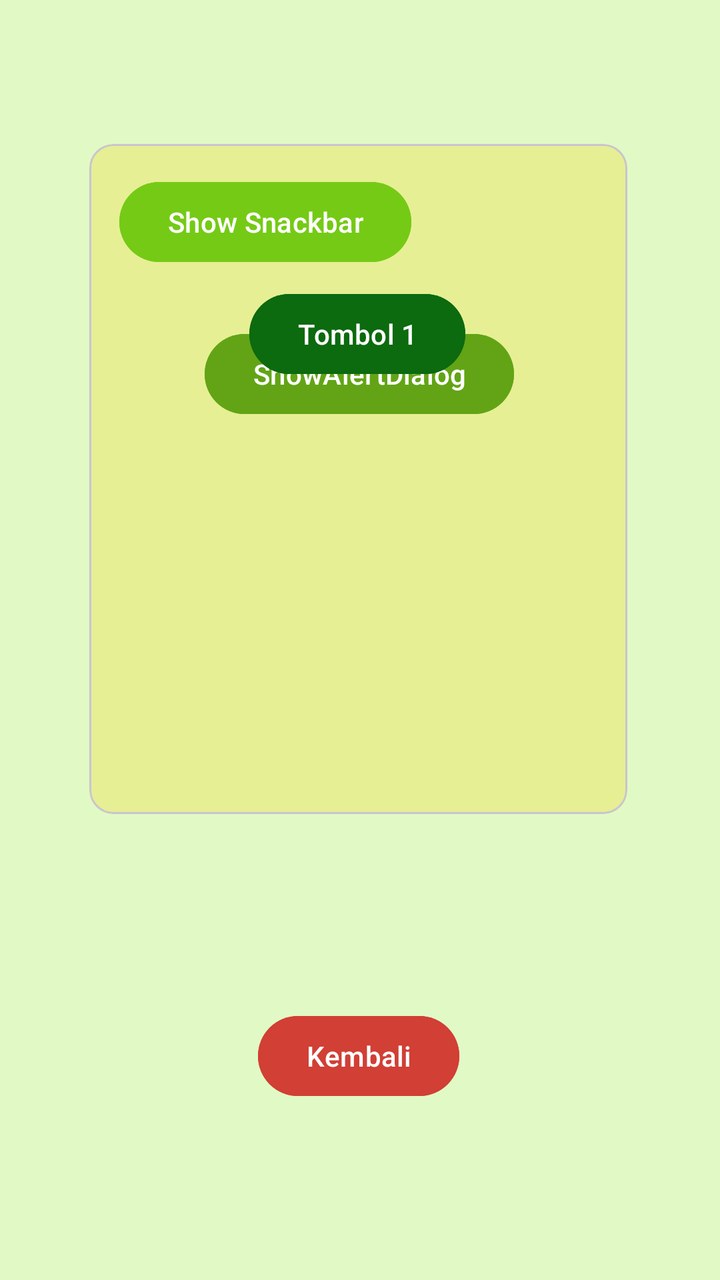
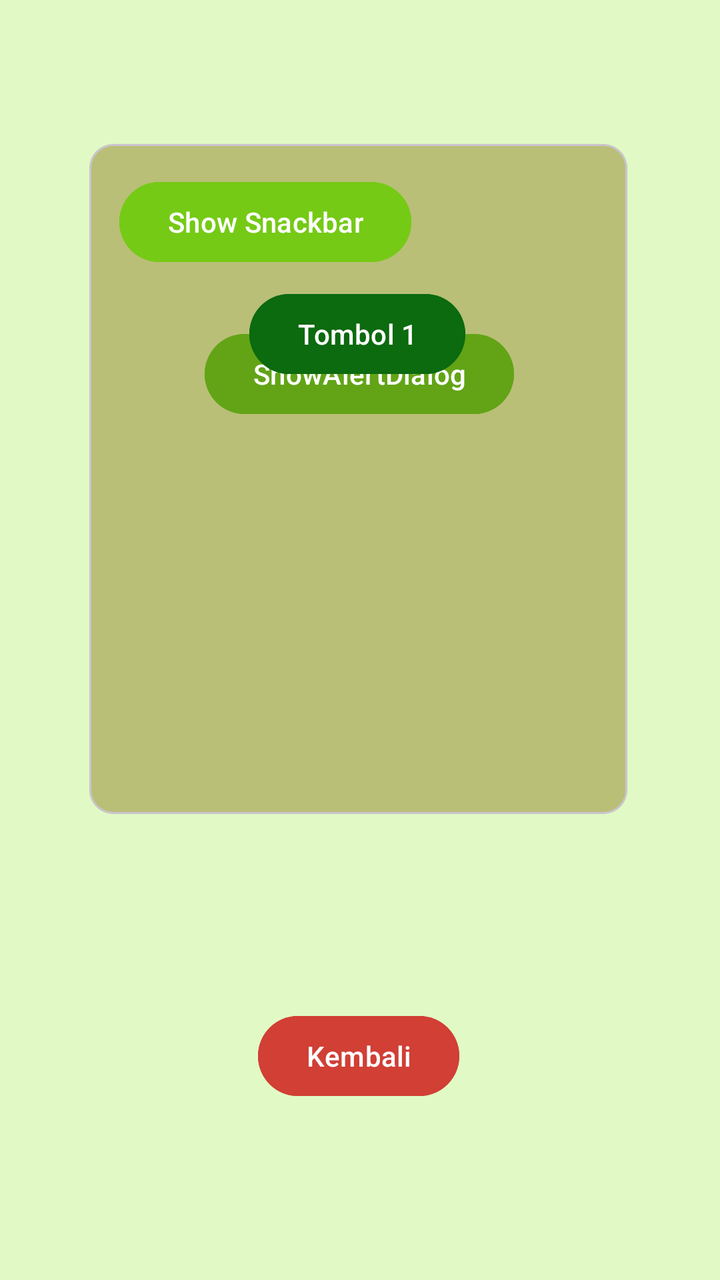

Screens rendered from an Android XML layout before and after an edit, with the pre-edit source and the edit as a unified diff.
<!-- AndroidManifest.xml: application theme Theme.Ayu_3TIF -->
<!-- res/layout/activity_fourth.xml -->
<?xml version="1.0" encoding="utf-8"?>
<androidx.constraintlayout.widget.ConstraintLayout xmlns:android="http://schemas.android.com/apk/res/android"
    xmlns:app="http://schemas.android.com/apk/res-auto"
    xmlns:tools="http://schemas.android.com/tools"
    android:id="@+id/main"
    android:layout_width="match_parent"
    android:layout_height="match_parent"
    android:background="#E1FAC5"
    tools:context=".pertemuan_4.FourthActivity">

    <Button
        android:id="@+id/btnKembali"
        android:layout_width="wrap_content"
        android:layout_height="wrap_content"
        android:layout_marginBottom="88dp"
        android:backgroundTint="#D13F35"
        android:text="Kembali"
        app:layout_constraintBottom_toBottomOf="parent"
        app:layout_constraintEnd_toEndOf="parent"
        app:layout_constraintHorizontal_bias="0.498"
        app:layout_constraintStart_toStartOf="parent" />


    <com.google.android.material.card.MaterialCardView
        android:layout_width="269dp"
        android:layout_height="335dp"
        android:layout_marginTop="72dp"
        app:cardBackgroundColor="#E6EF94"
        app:layout_constraintEnd_toEndOf="parent"
        app:layout_constraintHorizontal_bias="0.49"
        app:layout_constraintStart_toStartOf="parent"
        app:cardElevation="1dp"
        app:layout_constraintTop_toTopOf="parent">

        <androidx.constraintlayout.widget.ConstraintLayout
            android:layout_width="match_parent"
            android:layout_height="match_parent"
            android:layout_margin="15dp">

            <Button
                android:id="@+id/btnShowSnackbar"
                android:layout_width="wrap_content"
                android:layout_height="wrap_content"
                android:backgroundTint="#75CA16"
                android:text="Show Snackbar"
                tools:layout_editor_absoluteX="51dp"
                tools:layout_editor_absoluteY="150dp" />

            <Button
                android:id="@+id/btnShowAlertDialog"
                android:layout_width="wrap_content"
                android:layout_height="wrap_content"
                android:layout_marginTop="28dp"
                android:backgroundTint="#62A416"
                android:text="ShowAlertDialog"
                app:layout_constraintEnd_toEndOf="parent"
                app:layout_constraintHorizontal_bias="0.505"
                app:layout_constraintStart_toStartOf="parent"
                app:layout_constraintTop_toBottomOf="@+id/btnShowSnackbar" />

            <Button
                android:id="@+id/btn1"
                android:layout_width="wrap_content"
                android:layout_height="wrap_content"
                android:layout_marginTop="56dp"
                android:text="Tombol 1"
                android:backgroundTint="#0C6A0F"
                app:layout_constraintEnd_toEndOf="parent"
                app:layout_constraintHorizontal_bias="0.496"
                app:layout_constraintStart_toStartOf="parent"
                app:layout_constraintTop_toTopOf="parent" />


        </androidx.constraintlayout.widget.ConstraintLayout>


    </com.google.android.material.card.MaterialCardView>
</androidx.constraintlayout.widget.ConstraintLayout>
<!-- resources referenced by this layout -->
<resources>
  <style name="Theme.Ayu_3TIF" parent="Base.Theme.Ayu_3TIF" />
  <style name="Base.Theme.Ayu_3TIF" parent="Theme.Material3.DayNight.NoActionBar">
          
          
      </style>
</resources>

<!-- the commit's change to res/layout/activity_fourth.xml (unified diff, before → after) -->
@@ -25,7 +25,7 @@
         android:layout_width="269dp"
         android:layout_height="335dp"
         android:layout_marginTop="72dp"
-        app:cardBackgroundColor="#E6EF94"
+        app:cardBackgroundColor="#B9BF77"
         app:layout_constraintEnd_toEndOf="parent"
         app:layout_constraintHorizontal_bias="0.49"
         app:layout_constraintStart_toStartOf="parent"
